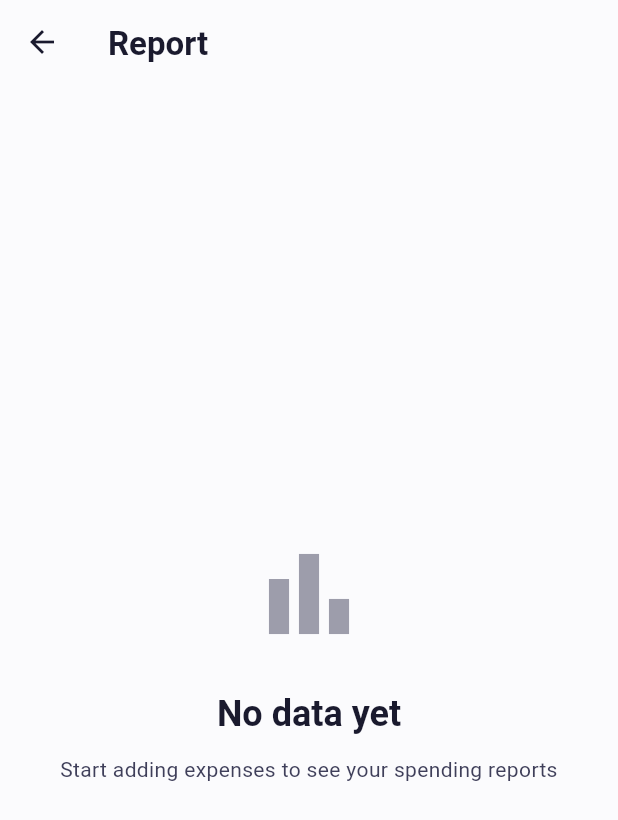
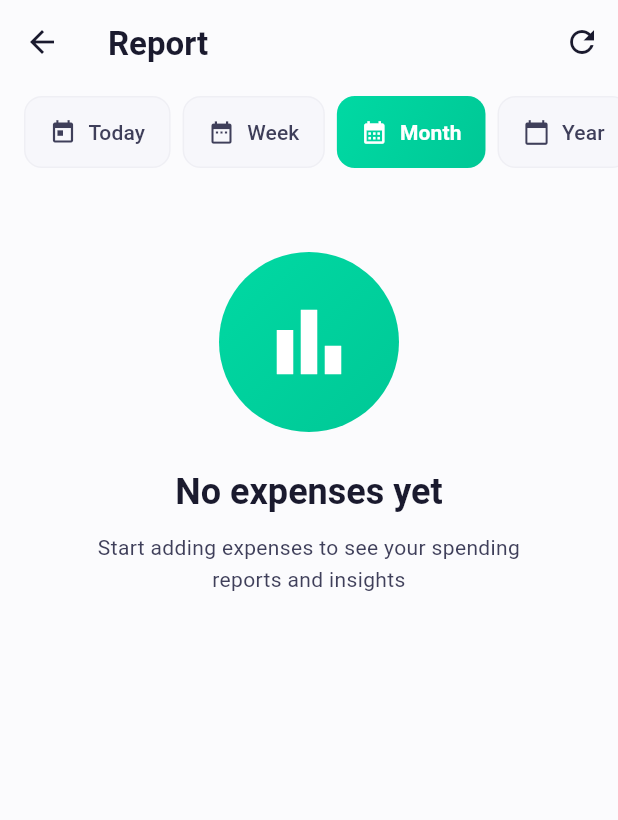
Before and after one commit to phanvantai/quick_spend, a Flutter app: the ReportScreen screen opened directly, on a phone screen of 412 x 824 dp. Shown: the top 820 px of the screen. Run offline on Flutter 3.47's test engine with Material 3 defaults, Android fonts, the phone set to English and light mode, and no system bars; our stand-ins replace cloud_firestore, easy_localization, firebase_ai, firebase_core, fl_chart, flutter_slidable and 4 more; accounts and stored records are empty.

Commit message:
feat: integrate all report widgets into ReportScreen (Final Phase)
- Complete ReportScreen integration with all new widgets
  - Period filter with custom date range picker support
  - Summary card with trend indicators
  - Stats grid showing key metrics
  - Interactive category donut chart
  - Detailed category list with progress bars
  - Spending trend bar chart
  - Top expenses ranked list

- Add pull-to-refresh functionality
- Implement loading and empty states
- Connect ReportProvider for reactive updates
- Support bilingual display (English/Vietnamese)
- Add refresh button to app bar

UI Features:
- Seamless period switching (Today/Week/Month/Year/Custom)
- Trend comparison with previous period
- Visual analytics with fl_chart
- Responsive layout with proper spacing
- Material Design 3 theming

All phases complete! Report page is fully functional with:
✅ Phase 1: Infrastructure (models, providers, utilities)
✅ Phase 2: Core UI (filters, cards, charts, lists)
✅ Phase 3: Advanced features (trend chart, top expenses, date picker)
✅ Final: Full integration and UX polish

```diff
--- a/lib/screens/report_screen.dart
+++ b/lib/screens/report_screen.dart
@@ -1,8 +1,18 @@
 import 'package:flutter/material.dart';
 import 'package:easy_localization/easy_localization.dart';
 import 'package:provider/provider.dart';
-import '../providers/expense_provider.dart';
+import '../providers/report_provider.dart';
+import '../providers/app_config_provider.dart';
 import '../theme/app_theme.dart';
+import '../widgets/report/period_filter.dart';
+import '../widgets/report/summary_card.dart';
+import '../widgets/report/stats_grid.dart';
+import '../widgets/report/category_donut_chart.dart';
+import '../widgets/report/category_list.dart';
+import '../widgets/report/spending_trend_chart.dart';
+import '../widgets/report/top_expenses_list.dart';
+import '../widgets/report/custom_date_range_picker.dart';
+import '../widgets/common/empty_state.dart';
 
 /// Report screen for viewing expense statistics and charts
 class ReportScreen extends StatelessWidget {
@@ -17,129 +27,178 @@ class ReportScreen extends StatelessWidget {
       backgroundColor: colorScheme.surface,
       appBar: AppBar(
         title: Text('navigation.report'.tr()),
+        actions: [
+          // Refresh button
+          IconButton(
+            icon: const Icon(Icons.refresh_outlined),
+            onPressed: () {
+              context.read<ReportProvider>().refresh();
+            },
+            tooltip: 'Refresh',
           ),
-      body: Consumer<ExpenseProvider>(
-        builder: (context, expenseProvider, _) {
-          if (expenseProvider.isLoading) {
-            return const Center(child: CircularProgressIndicator());
-          }
-
-          final expenses = expenseProvider.expenses;
-          final total = expenseProvider.totalAmount;
-
-          if (expenses.isEmpty) {
+        ],
+      ),
+      body: Consumer2<ReportProvider, AppConfigProvider>(
+        builder: (context, reportProvider, configProvider, _) {
+          if (reportProvider.isLoading) {
             return Center(
-              child: Padding(
-                padding: const EdgeInsets.all(AppTheme.spacing32),
               child: Column(
                 mainAxisAlignment: MainAxisAlignment.center,
                 children: [
-                    Icon(
-                      Icons.bar_chart_outlined,
-                      size: 80,
-                      color: colorScheme.onSurfaceVariant.withValues(alpha: 0.5),
-                    ),
-                    const SizedBox(height: AppTheme.spacing24),
+                  const CircularProgressIndicator(),
+                  const SizedBox(height: AppTheme.spacing16),
                   Text(
-                      'No data yet',
-                      style: theme.textTheme.headlineSmall,
-                      textAlign: TextAlign.center,
-                    ),
-                    const SizedBox(height: AppTheme.spacing12),
-                    Text(
-                      'Start adding expenses to see your spending reports',
-                      style: theme.textTheme.bodyMedium?.copyWith(
-                        color: colorScheme.onSurfaceVariant,
-                      ),
-                      textAlign: TextAlign.center,
-                    ),
-                  ],
-                ),
-              ),
-            );
-          }
-
-          return ListView(
-            padding: const EdgeInsets.all(AppTheme.spacing16),
-            children: [
-              // Total spending card
-              Card(
-                child: Padding(
-                  padding: const EdgeInsets.all(AppTheme.spacing24),
-                  child: Column(
-                    children: [
-                      Text(
-                        'Total Spending',
-                        style: theme.textTheme.titleMedium?.copyWith(
-                          color: colorScheme.onSurfaceVariant,
-                        ),
-                      ),
-                      const SizedBox(height: AppTheme.spacing12),
-                      Text(
-                        NumberFormat.currency(
-                          locale: 'vi_VN',
-                          symbol: 'đ',
-                          decimalDigits: 0,
-                        ).format(total),
-                        style: theme.textTheme.displayMedium?.copyWith(
-                          fontWeight: FontWeight.w700,
-                          color: AppTheme.primaryMint,
-                        ),
-                      ),
-                      const SizedBox(height: AppTheme.spacing8),
-                      Text(
-                        '${expenses.length} ${expenses.length == 1 ? 'expense' : 'expenses'}',
+                    'Loading report...',
                     style: theme.textTheme.bodyMedium?.copyWith(
                       color: colorScheme.onSurfaceVariant,
                     ),
                   ),
                 ],
               ),
+            );
+          }
+
+          final stats = reportProvider.currentStats;
+
+          // Empty state - no expenses at all
+          if (stats == null || stats.transactionCount == 0) {
+            return SingleChildScrollView(
+              child: Column(
+                children: [
+                  // Period filter (still show even when empty)
+                  PeriodFilter(
+                    selectedPeriod: reportProvider.selectedPeriod,
+                    onPeriodChanged: (period) {
+                      reportProvider.selectPeriod(period);
+                    },
+                    onCustomTap: () => _showCustomDatePicker(
+                      context,
+                      reportProvider,
                     ),
                   ),
-              const SizedBox(height: AppTheme.spacing24),
-
-              // Coming soon placeholder
-              Card(
-                child: Padding(
-                  padding: const EdgeInsets.all(AppTheme.spacing24),
-                  child: Column(
-                    children: [
-                      Container(
-                        width: 120,
-                        height: 120,
-                        decoration: BoxDecoration(
-                          gradient: AppTheme.primaryGradient,
-                          shape: BoxShape.circle,
-                        ),
-                        child: const Icon(
-                          Icons.analytics_outlined,
-                          size: 64,
-                          color: Colors.white,
+                  // Empty state
+                  Padding(
+                    padding: const EdgeInsets.all(AppTheme.spacing16),
+                    child: EmptyState(
+                      icon: Icons.bar_chart_outlined,
+                      title: 'No expenses yet',
+                      message:
+                          'Start adding expenses to see your spending reports and insights',
                     ),
                   ),
-                      const SizedBox(height: AppTheme.spacing24),
-                      Text(
-                        'More insights coming soon!',
-                        style: theme.textTheme.titleLarge,
-                        textAlign: TextAlign.center,
+                ],
               ),
-                      const SizedBox(height: AppTheme.spacing12),
-                      Text(
-                        'We\'re working on charts, category breakdowns, and spending trends.',
-                        style: theme.textTheme.bodyMedium?.copyWith(
-                          color: colorScheme.onSurfaceVariant,
+            );
+          }
+
+          // Main report view with data
+          return RefreshIndicator(
+            onRefresh: () => reportProvider.refresh(),
+            child: ListView(
+              padding: const EdgeInsets.only(bottom: AppTheme.spacing24),
+              children: [
+                // Period filter
+                PeriodFilter(
+                  selectedPeriod: reportProvider.selectedPeriod,
+                  onPeriodChanged: (period) {
+                    reportProvider.selectPeriod(period);
+                  },
+                  onCustomTap: () => _showCustomDatePicker(
+                    context,
+                    reportProvider,
                   ),
-                        textAlign: TextAlign.center,
+                ),
+
+                Padding(
+                  padding: const EdgeInsets.symmetric(
+                    horizontal: AppTheme.spacing16,
+                  ),
+                  child: Column(
+                    crossAxisAlignment: CrossAxisAlignment.stretch,
+                    children: [
+                      // Summary card with trend
+                      SummaryCard(
+                        stats: stats,
+                        trendPercentage: reportProvider.trendPercentage,
+                        isTrendPositive: reportProvider.isTrendPositive,
+                        currency: configProvider.currency,
+                        language: context.locale.languageCode,
+                      ),
+                      const SizedBox(height: AppTheme.spacing16),
+
+                      // Stats grid (avg/day, highest expense)
+                      StatsGrid(
+                        stats: stats,
+                        currency: configProvider.currency,
+                        language: context.locale.languageCode,
+                      ),
+                      const SizedBox(height: AppTheme.spacing16),
+
+                      // Category donut chart
+                      if (stats.categoryBreakdown.isNotEmpty)
+                        CategoryDonutChart(
+                          categoryStats: stats.categoryBreakdown,
+                          language: context.locale.languageCode,
+                        ),
+                      const SizedBox(height: AppTheme.spacing16),
+
+                      // Category list with progress bars
+                      if (stats.categoryBreakdown.isNotEmpty)
+                        CategoryList(
+                          categoryStats: stats.categoryBreakdown,
+                          currency: configProvider.currency,
+                          language: context.locale.languageCode,
+                        ),
+                      const SizedBox(height: AppTheme.spacing16),
+
+                      // Spending trend chart
+                      if (stats.dailySpending.isNotEmpty)
+                        SpendingTrendChart(
+                          stats: stats,
+                          currency: configProvider.currency,
+                          language: context.locale.languageCode,
+                        ),
+                      const SizedBox(height: AppTheme.spacing16),
+
+                      // Top expenses list
+                      FutureBuilder(
+                        future: reportProvider.getTopExpenses(limit: 5),
+                        builder: (context, snapshot) {
+                          if (snapshot.hasData && snapshot.data!.isNotEmpty) {
+                            return TopExpensesList(
+                              expenses: snapshot.data!,
+                              currency: configProvider.currency,
+                              language: context.locale.languageCode,
+                              limit: 5,
+                            );
+                          }
+                          return const SizedBox.shrink();
+                        },
                       ),
                     ],
                   ),
                 ),
+              ],
             ),
-            ],
           );
         },
       ),
     );
   }
+
+  /// Show custom date range picker dialog
+  Future<void> _showCustomDatePicker(
+    BuildContext context,
+    ReportProvider reportProvider,
+  ) async {
+    final dateRange = await CustomDateRangePicker.show(
+      context,
+      initialStartDate: reportProvider.customDateRange?.start,
+      initialEndDate: reportProvider.customDateRange?.end,
+    );
+
+    if (dateRange != null) {
+      reportProvider.setCustomDateRange(dateRange.start, dateRange.end);
     }
+  }
+}
```
Lines whose indentation alone changed are shown as unchanged.
